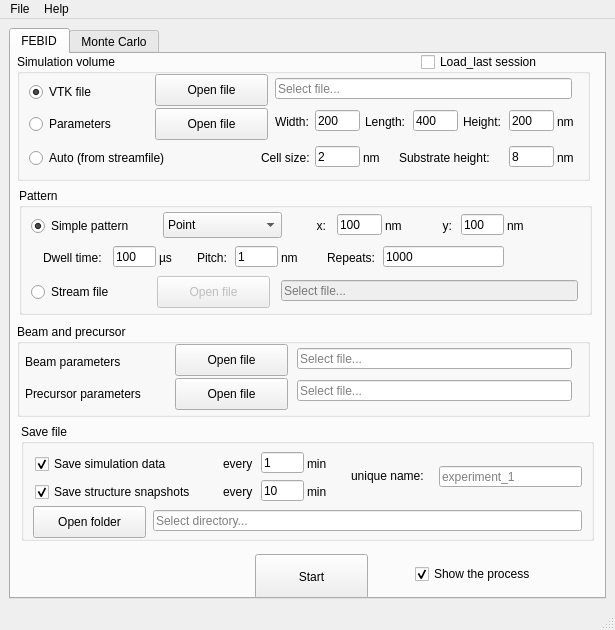
Qt form source/ui/main_window.ui (MrCheatak/FEBID_py) before a commit.
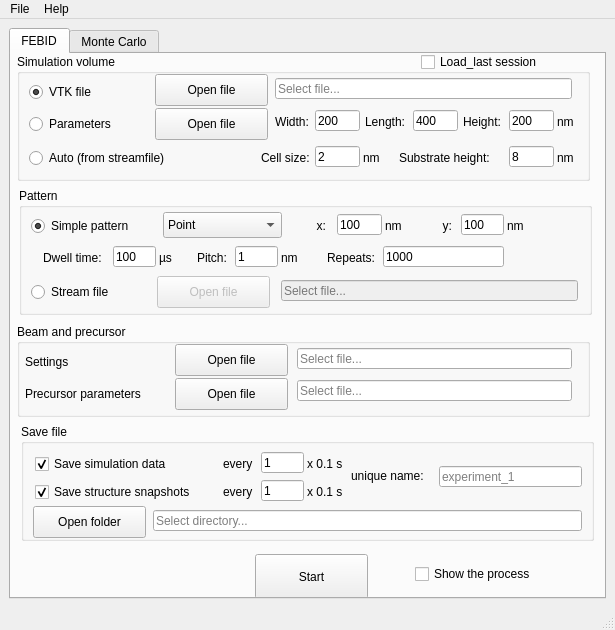
The same form after that commit.

```diff
--- a/source/ui/main_window.ui
+++ b/source/ui/main_window.ui
@@ -766,7 +766,7 @@
           </rect>
          </property>
          <property name="text">
-          <string>Beam parameters</string>
+          <string>Settings</string>
          </property>
         </widget>
         <widget class="QLabel" name="label_13">
@@ -858,12 +858,12 @@
           <rect>
            <x>286</x>
            <y>32</y>
-           <width>25</width>
+           <width>43</width>
            <height>16</height>
           </rect>
          </property>
          <property name="text">
-          <string>min</string>
+          <string>x 0.1 s</string>
          </property>
         </widget>
         <widget class="QLineEdit" name="input_simulation_data_interval">
@@ -895,7 +895,7 @@
           </rect>
          </property>
          <property name="text">
-          <string>10</string>
+          <string>1</string>
          </property>
          <property name="maxLength">
           <number>4</number>
@@ -922,12 +922,12 @@
           <rect>
            <x>286</x>
            <y>60</y>
-           <width>25</width>
+           <width>41</width>
            <height>16</height>
           </rect>
          </property>
          <property name="text">
-          <string>min</string>
+          <string>x 0.1 s</string>
          </property>
         </widget>
         <widget class="QLineEdit" name="input_unique_name">
@@ -1008,7 +1008,7 @@
          <string>Show the process</string>
         </property>
         <property name="checked">
-         <bool>true</bool>
+         <bool>false</bool>
         </property>
        </widget>
        <widget class="QCheckBox" name="checkbox_load_last_session">
```
Left out of the diff: 40 changed lines with no effect on the pictures.
